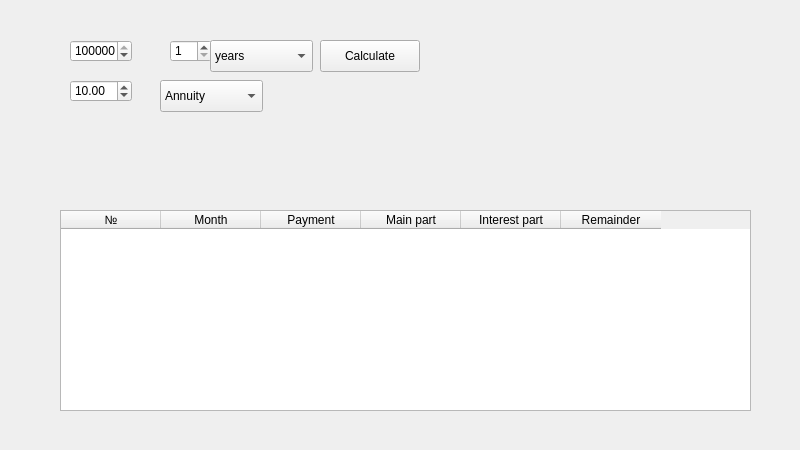
This is interface/creditcalculator.ui in alexvnderftw/S21CalculatorCPP as Qt 5 draws it before an edit. The edited form follows.
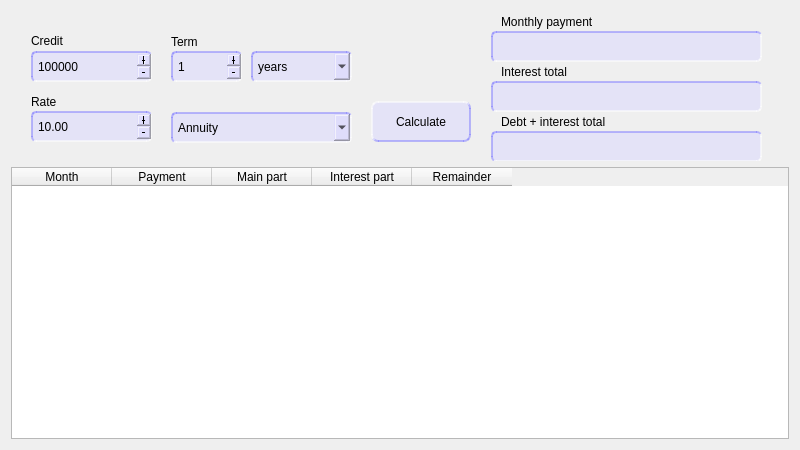
This is the edited form.

Commit message: FIX: credit module ui almost done. QTableWidget style is left.

```diff
--- a/interface/creditcalculator.ui
+++ b/interface/creditcalculator.ui
@@ -13,24 +13,121 @@
   <property name="windowTitle">
    <string>Form</string>
   </property>
+  <property name="styleSheet">
+   <string notr="true">QWidget {
+background: none;
+}</string>
+  </property>
+  <layout class="QGridLayout" name="gridLayout">
+   <item row="0" column="0">
   <widget class="QWidget" name="widget" native="true">
-   <property name="geometry">
-    <rect>
-     <x>20</x>
-     <y>20</y>
-     <width>741</width>
-     <height>151</height>
-    </rect>
+     <property name="minimumSize">
+      <size>
+       <width>0</width>
+       <height>150</height>
+      </size>
+     </property>
+     <property name="styleSheet">
+      <string notr="true">QComboBox {
+color: black;
+border: 2px solid;
+border-style: inset;
+border-radius: 5px;
+border-color: rgba(130, 127, 255, 133);
+padding: 0 5px;
+background-color: rgba(218, 216, 255, 130);
+}
+
+QComboBox QAbstractItemView {
+color: black;
+border: 0px solid;
+border-radius: 0px;
+border-color: rgba(130, 127, 255, 133);
+background-color: rgb(172, 191, 255);
+selection-color: black;
+}
+
+QComboBox:item:selected {
+background-color: rgb(255, 105, 103)
+}
+
+QPushButton {
+font: 15pt &quot;Drexs&quot;;
+color: black;
+border-style: outset;
+border-width: 1.5px;
+border-radius: 7px;
+border-color: rgba(130, 127, 255, 133);
+background-color: rgba(218, 216, 255, 130);
+selection-background-color: rgba(130, 127, 255, 133);
+selection-color: black;
+}
+
+QPushButton:pressed {
+background-color: rgb(182, 183, 255);
+border-style: inset;
+}
+
+QLineEdit {
+color: black;
+border: 2px solid;
+border-style: inset;
+border-radius: 5px;
+border-color: rgba(130, 127, 255, 133);
+padding: 0 8px;
+background-color: rgba(218, 216, 255, 130);
+selection-background-color: rgba(130, 127, 255, 133);
+selection-color: black;
+}
+
+QLineEdit::input:focus {
+/*border: 2px solid #006080;
+border-color: rgba(130, 127, 255, 133);*/
+background-color: rgba(130, 127, 255, 133);
+}
+
+QDoubleSpinBox {
+color: black;
+padding: 0 3px;
+border: 2px solid;
+border-style: inset;
+border-radius: 5px;
+border-color: rgba(130, 127, 255, 133);
+background-color: rgba(218, 216, 255, 130);
+selection-background-color: rgba(130, 127, 255, 133);
+selection-color: black;
+}
+
+QSpinBox {
+color: black;
+padding: 0 3px;
+border: 2px solid;
+border-style: inset;
+border-radius: 5px;
+border-color: rgba(130, 127, 255, 133);
+background-color: rgba(218, 216, 255, 130);
+selection-background-color: rgba(130, 127, 255, 133);
+selection-color: black;
+}
+
+QLabel {
+color: black;
+font: 13pt &quot;Drexs&quot;;
+}
+</string>
    </property>
    <widget class="QSpinBox" name="spinBoxTime">
     <property name="geometry">
      <rect>
-      <x>150</x>
-      <y>20</y>
-      <width>42</width>
-      <height>22</height>
-     </rect>
-    </property>
+        <x>160</x>
+        <y>40</y>
+        <width>71</width>
+        <height>31</height>
+       </rect>
+      </property>
+      <property name="buttonSymbols">
+       <enum>QAbstractSpinBox::PlusMinus</enum>
+      </property>
     <property name="minimum">
      <number>1</number>
     </property>
@@ -41,10 +138,10 @@
    <widget class="QComboBox" name="comboBoxTimeType">
     <property name="geometry">
      <rect>
-      <x>190</x>
-      <y>20</y>
-      <width>103</width>
-      <height>32</height>
+        <x>240</x>
+        <y>40</y>
+        <width>101</width>
+        <height>31</height>
      </rect>
     </property>
     <property name="currentText">
@@ -64,10 +161,10 @@
    <widget class="QPushButton" name="pushButtonFillCredit">
     <property name="geometry">
      <rect>
-      <x>300</x>
-      <y>20</y>
+        <x>360</x>
+        <y>90</y>
       <width>100</width>
-      <height>32</height>
+        <height>41</height>
      </rect>
     </property>
     <property name="text">
@@ -77,10 +174,10 @@
    <widget class="QComboBox" name="comboBoxCreditType">
     <property name="geometry">
      <rect>
-      <x>140</x>
-      <y>60</y>
-      <width>103</width>
-      <height>32</height>
+        <x>160</x>
+        <y>101</y>
+        <width>181</width>
+        <height>31</height>
      </rect>
     </property>
     <property name="currentText">
@@ -100,12 +197,15 @@
    <widget class="QSpinBox" name="spinBoxCredit">
     <property name="geometry">
      <rect>
-      <x>50</x>
-      <y>20</y>
-      <width>62</width>
-      <height>22</height>
-     </rect>
-    </property>
+        <x>20</x>
+        <y>40</y>
+        <width>121</width>
+        <height>31</height>
+       </rect>
+      </property>
+      <property name="buttonSymbols">
+       <enum>QAbstractSpinBox::PlusMinus</enum>
+      </property>
     <property name="minimum">
      <number>1</number>
     </property>
@@ -122,12 +222,15 @@
    <widget class="QDoubleSpinBox" name="doubleSpinBoxRate">
     <property name="geometry">
      <rect>
-      <x>50</x>
-      <y>60</y>
-      <width>62</width>
-      <height>22</height>
-     </rect>
-    </property>
+        <x>20</x>
+        <y>100</y>
+        <width>121</width>
+        <height>31</height>
+       </rect>
+      </property>
+      <property name="buttonSymbols">
+       <enum>QAbstractSpinBox::PlusMinus</enum>
+      </property>
     <property name="minimum">
      <double>0.010000000000000</double>
     </property>
@@ -141,15 +244,129 @@
      <double>10.000000000000000</double>
     </property>
    </widget>
-  </widget>
+     <widget class="QLineEdit" name="lineEditPayment">
+      <property name="geometry">
+       <rect>
+        <x>480</x>
+        <y>20</y>
+        <width>271</width>
+        <height>31</height>
+       </rect>
+      </property>
+      <property name="readOnly">
+       <bool>true</bool>
+      </property>
+     </widget>
+     <widget class="QLineEdit" name="lineEditInterest">
+      <property name="geometry">
+       <rect>
+        <x>480</x>
+        <y>70</y>
+        <width>271</width>
+        <height>31</height>
+       </rect>
+      </property>
+      <property name="readOnly">
+       <bool>true</bool>
+      </property>
+     </widget>
+     <widget class="QLineEdit" name="lineEditTotal">
+      <property name="geometry">
+       <rect>
+        <x>480</x>
+        <y>120</y>
+        <width>271</width>
+        <height>31</height>
+       </rect>
+      </property>
+      <property name="readOnly">
+       <bool>true</bool>
+      </property>
+     </widget>
+     <widget class="QLabel" name="labelPayment">
+      <property name="geometry">
+       <rect>
+        <x>490</x>
+        <y>0</y>
+        <width>251</width>
+        <height>21</height>
+       </rect>
+      </property>
+      <property name="text">
+       <string>Monthly payment</string>
+      </property>
+     </widget>
+     <widget class="QLabel" name="labelInterest">
+      <property name="geometry">
+       <rect>
+        <x>490</x>
+        <y>50</y>
+        <width>251</width>
+        <height>21</height>
+       </rect>
+      </property>
+      <property name="text">
+       <string>Interest total</string>
+      </property>
+     </widget>
+     <widget class="QLabel" name="labelTotal">
+      <property name="geometry">
+       <rect>
+        <x>490</x>
+        <y>100</y>
+        <width>251</width>
+        <height>21</height>
+       </rect>
+      </property>
+      <property name="text">
+       <string>Debt + interest total</string>
+      </property>
+     </widget>
+     <widget class="QLabel" name="labelCredit">
+      <property name="geometry">
+       <rect>
+        <x>20</x>
+        <y>20</y>
+        <width>121</width>
+        <height>20</height>
+       </rect>
+      </property>
+      <property name="text">
+       <string>Credit</string>
+      </property>
+     </widget>
+     <widget class="QLabel" name="labelRate">
+      <property name="geometry">
+       <rect>
+        <x>20</x>
+        <y>80</y>
+        <width>121</width>
+        <height>21</height>
+       </rect>
+      </property>
+      <property name="text">
+       <string>Rate</string>
+      </property>
+     </widget>
+     <widget class="QLabel" name="labelTerm">
+      <property name="geometry">
+       <rect>
+        <x>160</x>
+        <y>20</y>
+        <width>58</width>
+        <height>21</height>
+       </rect>
+      </property>
+      <property name="text">
+       <string>Term</string>
+      </property>
+     </widget>
+    </widget>
+   </item>
+   <item row="1" column="0">
   <widget class="QTableWidget" name="tableWidgetCredit">
-   <property name="geometry">
-    <rect>
-     <x>60</x>
-     <y>210</y>
-     <width>691</width>
-     <height>201</height>
-    </rect>
+     <property name="styleSheet">
+      <string notr="true">background-color: none;</string>
    </property>
    <property name="horizontalScrollBarPolicy">
     <enum>Qt::ScrollBarAlwaysOff</enum>
@@ -157,11 +374,15 @@
    <property name="sizeAdjustPolicy">
     <enum>QAbstractScrollArea::AdjustToContents</enum>
    </property>
-   <column>
-    <property name="text">
-     <string>№</string>
-    </property>
-   </column>
+     <property name="textElideMode">
+      <enum>Qt::ElideLeft</enum>
+     </property>
+     <attribute name="horizontalHeaderStretchLastSection">
+      <bool>false</bool>
+     </attribute>
+     <attribute name="verticalHeaderCascadingSectionResizes">
+      <bool>false</bool>
+     </attribute>
    <column>
     <property name="text">
      <string>Month</string>
@@ -188,6 +409,8 @@
     </property>
    </column>
   </widget>
+   </item>
+  </layout>
  </widget>
  <resources/>
  <connections/>
```
Lines whose indentation alone changed are shown as unchanged. The commit also changes 14 other files.
